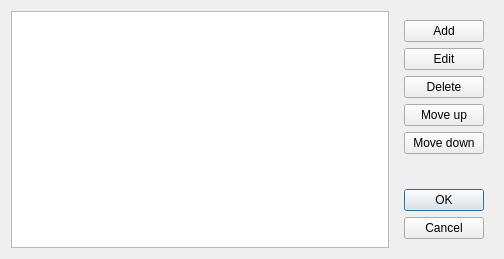
First picture: the form in XYZHubConnector/gui/ui/token_dialog.ui, repository minff/xyz-qgis-plugin, before the edit.
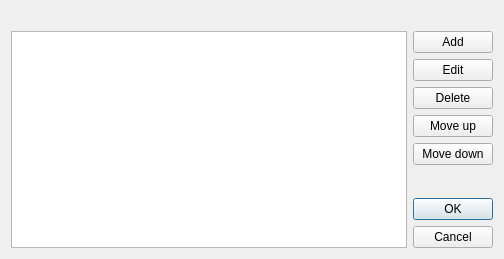
Second picture: the form after the edit.

Commit message: ui: show message in filter dialog, hide message in token, server dialog

```diff
--- a/XYZHubConnector/gui/ui/token_dialog.ui
+++ b/XYZHubConnector/gui/ui/token_dialog.ui
@@ -13,14 +13,18 @@
   <property name="windowTitle">
    <string>Dialog</string>
   </property>
-  <layout class="QHBoxLayout" name="horizontalLayout">
-   <item>
+  <layout class="QGridLayout" name="gridLayout">
+   <item row="0" column="0" colspan="2">
+    <widget class="QLabel" name="label_msg">
+     <property name="visible">
+      <bool>false</bool>
+     </property>
+    </widget>
+   </item>
+   <item row="1" column="0" rowspan="7">
     <widget class="QTableView" name="tableView"/>
    </item>
-   <item>
-    <widget class="QWidget" name="widget" native="true">
-     <layout class="QVBoxLayout" name="verticalLayout">
-      <item>
+   <item row="1" column="1">
        <widget class="QPushButton" name="btn_add">
         <property name="text">
          <string>Add</string>
@@ -30,35 +34,35 @@
         </property>
        </widget>
       </item>
-      <item>
+   <item row="2" column="1">
        <widget class="QPushButton" name="btn_edit">
         <property name="text">
          <string>Edit</string>
         </property>
        </widget>
       </item>
-      <item>
+   <item row="3" column="1">
        <widget class="QPushButton" name="btn_delete">
         <property name="text">
          <string>Delete</string>
         </property>
        </widget>
       </item>
-      <item>
+   <item row="4" column="1">
        <widget class="QPushButton" name="btn_up">
         <property name="text">
          <string>Move up</string>
         </property>
        </widget>
       </item>
-      <item>
+   <item row="5" column="1">
        <widget class="QPushButton" name="btn_down">
         <property name="text">
          <string>Move down</string>
         </property>
        </widget>
       </item>
-      <item>
+   <item row="6" column="1">
        <spacer name="verticalSpacer">
         <property name="orientation">
          <enum>Qt::Vertical</enum>
@@ -66,12 +70,12 @@
         <property name="sizeHint" stdset="0">
          <size>
           <width>20</width>
-          <height>40</height>
+       <height>18</height>
          </size>
         </property>
        </spacer>
       </item>
-      <item>
+   <item row="7" column="1">
         <widget class="QDialogButtonBox" name="buttonBox">
           <property name="orientation">
             <enum>Qt::Vertical</enum>
@@ -79,9 +83,6 @@
           <property name="standardButtons">
             <set>QDialogButtonBox::Cancel|QDialogButtonBox::Ok</set>
           </property>
-        </widget>
-      </item>
-     </layout>
     </widget>
    </item>
   </layout>
```
Lines whose indentation alone changed are shown as unchanged. The commit also changes 3 other files.
